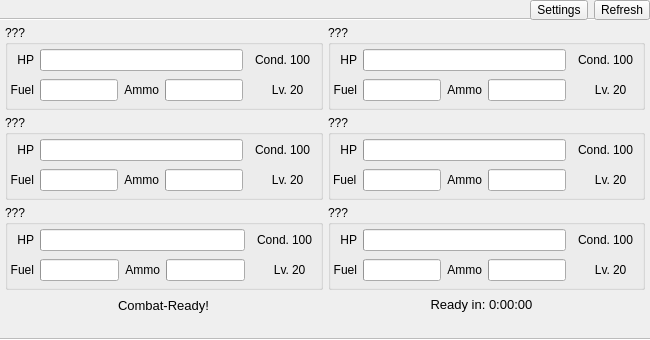
Before: the Qt Designer form forms/KCMainWindow.ui in KanColleTool/kct-tool, drawn with Qt 5.
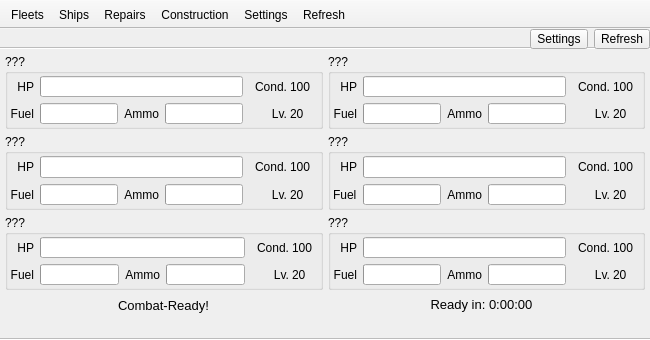
After: the same form once the commit is applied. Icons and pictures are not drawn.

Commit message: Use the toolbar-style UI on OSX

Patch:
```diff
--- a/forms/KCMainWindow.ui
+++ b/forms/KCMainWindow.ui
@@ -2039,15 +2039,31 @@
     </item>
    </layout>
   </widget>
-  <widget class="QMenuBar" name="menubar">
-   <property name="geometry">
-    <rect>
-     <x>0</x>
-     <y>0</y>
-     <width>650</width>
-     <height>22</height>
-    </rect>
+  <widget class="QToolBar" name="toolBar">
+   <property name="windowTitle">
+    <string>toolBar</string>
    </property>
+   <property name="movable">
+    <bool>false</bool>
+   </property>
+   <property name="allowedAreas">
+    <set>Qt::TopToolBarArea</set>
+   </property>
+   <property name="floatable">
+    <bool>false</bool>
+   </property>
+   <attribute name="toolBarArea">
+    <enum>TopToolBarArea</enum>
+   </attribute>
+   <attribute name="toolBarBreak">
+    <bool>false</bool>
+   </attribute>
+   <addaction name="actionFleets"/>
+   <addaction name="actionShips"/>
+   <addaction name="actionRepairs"/>
+   <addaction name="actionConstruction"/>
+   <addaction name="actionSettings"/>
+   <addaction name="actionRefresh"/>
   </widget>
   <action name="actionFleets">
    <property name="text">
```
The commit also changes 2 other files.
